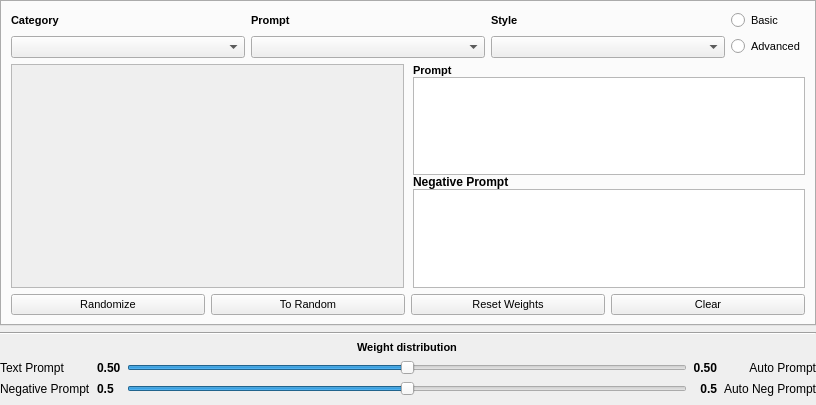
Capsize-Games/airunner, file src/airunner/pyqt/widgets/prompt_builder.ui: the form before one commit.
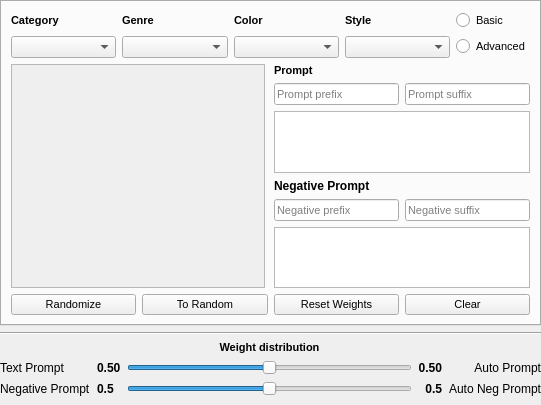
The form after the commit.

Commit message:
Improve the prompt builder
- adds new variable categories to prompt data
- adds negative prompts for all categories in prompt data
- moves prompt building to prompt data class for better randomization
- allows category, color, genre and style randomization
- allows randomization when generating multiple images

What changed in the file:
```diff
--- a/src/airunner/pyqt/widgets/prompt_builder.ui
+++ b/src/airunner/pyqt/widgets/prompt_builder.ui
@@ -6,7 +6,7 @@
    <rect>
     <x>0</x>
     <y>0</y>
-    <width>816</width>
+    <width>541</width>
     <height>405</height>
    </rect>
   </property>
@@ -337,7 +337,7 @@
              <rect>
               <x>0</x>
               <y>0</y>
-              <width>390</width>
+              <width>248</width>
               <height>214</height>
              </rect>
             </property>
@@ -346,6 +346,9 @@
          </item>
          <item row="0" column="2">
           <layout class="QVBoxLayout" name="verticalLayout_3">
+           <property name="spacing">
+            <number>6</number>
+           </property>
            <item>
             <widget class="QLabel" name="label_16">
              <property name="sizePolicy">
@@ -371,6 +374,37 @@
              </property>
             </widget>
            </item>
+           <item>
+            <layout class="QHBoxLayout" name="horizontalLayout">
+             <property name="spacing">
+              <number>6</number>
+             </property>
+             <item>
+              <widget class="QLineEdit" name="prompt_prefix">
+               <property name="font">
+                <font>
+                 <pointsize>8</pointsize>
+                </font>
+               </property>
+               <property name="placeholderText">
+                <string>Prompt prefix</string>
+               </property>
+              </widget>
+             </item>
+             <item>
+              <widget class="QLineEdit" name="prompt_suffix">
+               <property name="font">
+                <font>
+                 <pointsize>8</pointsize>
+                </font>
+               </property>
+               <property name="placeholderText">
+                <string>Prompt suffix</string>
+               </property>
+              </widget>
+             </item>
+            </layout>
+           </item>
            <item>
             <widget class="QTextBrowser" name="advanced_prompt_text">
              <property name="sizePolicy">
@@ -426,6 +460,37 @@
              </property>
             </widget>
            </item>
+           <item>
+            <layout class="QHBoxLayout" name="horizontalLayout_2">
+             <property name="spacing">
+              <number>6</number>
+             </property>
+             <item>
+              <widget class="QLineEdit" name="negative_prompt_prefix">
+               <property name="font">
+                <font>
+                 <pointsize>8</pointsize>
+                </font>
+               </property>
+               <property name="placeholderText">
+                <string>Negative prefix</string>
+               </property>
+              </widget>
+             </item>
+             <item>
+              <widget class="QLineEdit" name="negative_prompt_suffix">
+               <property name="font">
+                <font>
+                 <pointsize>8</pointsize>
+                </font>
+               </property>
+               <property name="placeholderText">
+                <string>Negative suffix</string>
+               </property>
+              </widget>
+             </item>
+            </layout>
+           </item>
            <item>
             <widget class="QTextBrowser" name="advanced_negative_prompt_text">
              <property name="sizePolicy">
@@ -586,6 +651,100 @@
        </item>
        <item row="0" column="0">
         <layout class="QGridLayout" name="gridLayout_10">
+         <item row="1" column="4">
+          <widget class="QRadioButton" name="advanced_radio">
+           <property name="font">
+            <font>
+             <pointsize>8</pointsize>
+            </font>
+           </property>
+           <property name="text">
+            <string>Advanced</string>
+           </property>
+          </widget>
+         </item>
+         <item row="1" column="3">
+          <widget class="QComboBox" name="prompt_style">
+           <property name="sizePolicy">
+            <sizepolicy hsizetype="MinimumExpanding" vsizetype="Fixed">
+             <horstretch>0</horstretch>
+             <verstretch>0</verstretch>
+            </sizepolicy>
+           </property>
+           <property name="minimumSize">
+            <size>
+             <width>80</width>
+             <height>22</height>
+            </size>
+           </property>
+           <property name="maximumSize">
+            <size>
+             <width>16777215</width>
+             <height>16777215</height>
+            </size>
+           </property>
+           <property name="font">
+            <font>
+             <pointsize>9</pointsize>
+            </font>
+           </property>
+          </widget>
+         </item>
+         <item row="1" column="1">
+          <widget class="QComboBox" name="prompt_genre">
+           <property name="sizePolicy">
+            <sizepolicy hsizetype="MinimumExpanding" vsizetype="Fixed">
+             <horstretch>0</horstretch>
+             <verstretch>0</verstretch>
+            </sizepolicy>
+           </property>
+           <property name="minimumSize">
+            <size>
+             <width>80</width>
+             <height>22</height>
+            </size>
+           </property>
+           <property name="font">
+            <font>
+             <pointsize>9</pointsize>
+            </font>
+           </property>
+          </widget>
+         </item>
+         <item row="0" column="1">
+          <widget class="QLabel" name="label">
+           <property name="font">
+            <font>
+             <pointsize>8</pointsize>
+             <bold>true</bold>
+            </font>
+           </property>
+           <property name="text">
+            <string>Genre</string>
+           </property>
+          </widget>
+         </item>
+         <item row="1" column="2">
+          <widget class="QComboBox" name="prompt_color">
+           <property name="sizePolicy">
+            <sizepolicy hsizetype="MinimumExpanding" vsizetype="Fixed">
+             <horstretch>0</horstretch>
+             <verstretch>0</verstretch>
+            </sizepolicy>
+           </property>
+           <property name="minimumSize">
+            <size>
+             <width>80</width>
+             <height>22</height>
+            </size>
+           </property>
+           <property name="font">
+            <font>
+             <pointsize>9</pointsize>
+            </font>
+           </property>
+          </widget>
+         </item>
          <item row="0" column="0">
           <widget class="QLabel" name="label_2">
            <property name="sizePolicy">
@@ -605,107 +764,7 @@
            </property>
           </widget>
          </item>
-         <item row="0" column="1">
-          <widget class="QLabel" name="label">
-           <property name="sizePolicy">
-            <sizepolicy hsizetype="Maximum" vsizetype="Preferred">
-             <horstretch>0</horstretch>
-             <verstretch>0</verstretch>
-            </sizepolicy>
-           </property>
-           <property name="font">
-            <font>
-             <pointsize>8</pointsize>
-             <bold>true</bold>
-            </font>
-           </property>
-           <property name="text">
-            <string>Prompt</string>
-           </property>
-          </widget>
-         </item>
-         <item row="1" column="2">
-          <widget class="QComboBox" name="advanced_style">
-           <property name="sizePolicy">
-            <sizepolicy hsizetype="MinimumExpanding" vsizetype="Fixed">
-             <horstretch>0</horstretch>
-             <verstretch>0</verstretch>
-            </sizepolicy>
-           </property>
-           <property name="minimumSize">
-            <size>
-             <width>80</width>
-             <height>22</height>
-            </size>
-           </property>
-           <property name="maximumSize">
-            <size>
-             <width>16777215</width>
-             <height>16777215</height>
-            </size>
-           </property>
-           <property name="font">
-            <font>
-             <pointsize>9</pointsize>
-            </font>
-           </property>
-          </widget>
-         </item>
-         <item row="1" column="1">
-          <widget class="QComboBox" name="advanced_prompt">
-           <property name="sizePolicy">
-            <sizepolicy hsizetype="MinimumExpanding" vsizetype="Fixed">
-             <horstretch>0</horstretch>
-             <verstretch>0</verstretch>
-            </sizepolicy>
-           </property>
-           <property name="minimumSize">
-            <size>
-             <width>80</width>
-             <height>22</height>
-            </size>
-           </property>
-           <property name="maximumSize">
-            <size>
-             <width>16777215</width>
-             <height>16777215</height>
-            </size>
-           </property>
-           <property name="font">
-            <font>
-             <pointsize>9</pointsize>
-            </font>
-           </property>
-          </widget>
-         </item>
-         <item row="1" column="0">
-          <widget class="QComboBox" name="advanced_category">
-           <property name="sizePolicy">
-            <sizepolicy hsizetype="MinimumExpanding" vsizetype="Fixed">
-             <horstretch>0</horstretch>
-             <verstretch>0</verstretch>
-            </sizepolicy>
-           </property>
-           <property name="minimumSize">
-            <size>
-             <width>80</width>
-             <height>22</height>
-            </size>
-           </property>
-           <property name="maximumSize">
-            <size>
-             <width>16777215</width>
-             <height>16777215</height>
-            </size>
-           </property>
-           <property name="font">
-            <font>
-             <pointsize>9</pointsize>
-            </font>
-           </property>
-          </widget>
-         </item>
-         <item row="0" column="2">
+         <item row="0" column="3">
           <widget class="QLabel" name="label_11">
            <property name="sizePolicy">
             <sizepolicy hsizetype="Maximum" vsizetype="Preferred">
@@ -724,19 +783,7 @@
            </property>
           </widget>
          </item>
-         <item row="1" column="3">
-          <widget class="QRadioButton" name="advanced_radio">
-           <property name="font">
-            <font>
-             <pointsize>8</pointsize>
-            </font>
-           </property>
-           <property name="text">
-            <string>Advanced</string>
-           </property>
-          </widget>
-         </item>
-         <item row="0" column="3">
+         <item row="0" column="4">
           <widget class="QRadioButton" name="basic_radio">
            <property name="font">
             <font>
@@ -748,6 +795,46 @@
            </property>
           </widget>
          </item>
+         <item row="0" column="2">
+          <widget class="QLabel" name="label_8">
+           <property name="font">
+            <font>
+             <pointsize>8</pointsize>
+             <bold>true</bold>
+            </font>
+           </property>
+           <property name="text">
+            <string>Color</string>
+           </property>
+          </widget>
+         </item>
+         <item row="1" column="0">
+          <widget class="QComboBox" name="prompt_category">
+           <property name="sizePolicy">
+            <sizepolicy hsizetype="MinimumExpanding" vsizetype="Fixed">
+             <horstretch>0</horstretch>
+             <verstretch>0</verstretch>
+            </sizepolicy>
+           </property>
+           <property name="minimumSize">
+            <size>
+             <width>80</width>
+             <height>22</height>
+            </size>
+           </property>
+           <property name="maximumSize">
+            <size>
+             <width>16777215</width>
+             <height>16777215</height>
+            </size>
+           </property>
+           <property name="font">
+            <font>
+             <pointsize>9</pointsize>
+            </font>
+           </property>
+          </widget>
+         </item>
         </layout>
        </item>
       </layout>
```
The commit also changes 4 other files.
